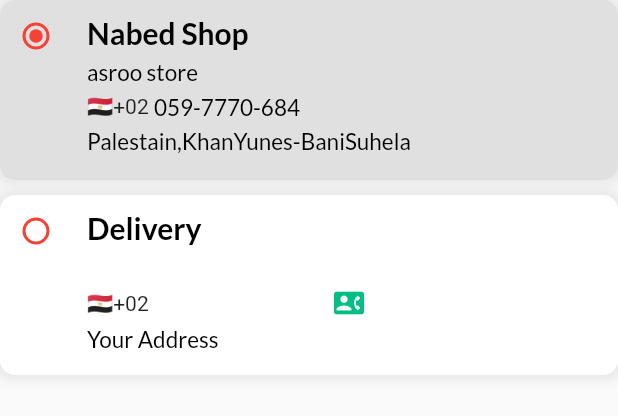
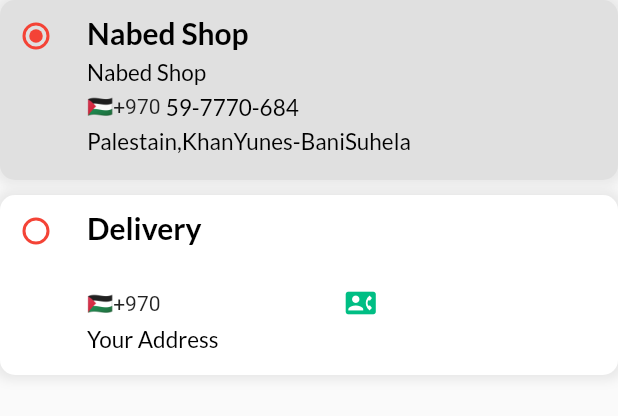
Before and after one commit to SalahSallout/naped_shop, a Flutter app: the DeliveryContinerWidget widget shown alone on an empty page, opened directly, on a phone screen of 412 x 824 dp. Shown: the top 416 px of the screen. Run offline on Flutter 3.47's test engine with Material 2 defaults, Android fonts, the phone set to English and light mode, and no system bars; our stand-ins replace badges, carousel_slider, firebase_auth, firebase_core, geocoding, geolocator and 5 more; missing offline and left inert: pay; accounts and stored records are empty; network calls fail.

Commit message:
This Is The First Version Of The App

```diff
--- a/lib/main.dart
+++ b/lib/main.dart
@@ -7,7 +7,6 @@ import 'package:naped_shop/logic/controllers/theme_controller.dart';
 import 'package:naped_shop/routes/routes.dart';
 import 'package:naped_shop/utils/my_string.dart';
 import 'package:naped_shop/utils/theme.dart';
-
 import 'language/localiztion.dart';
 
 void main() async {
--- a/lib/view/widgets/payment/delivery_continer_widget.dart
+++ b/lib/view/widgets/payment/delivery_continer_widget.dart
@@ -6,7 +6,6 @@ import '../../../logic/controllers/auth_controller.dart';
 import '../../../logic/controllers/payment_controller.dart';
 import '../../../routes/routes.dart';
 import '../text_utils.dart';
-
 
 class DeliveryContinerWidget extends StatefulWidget {
   const DeliveryContinerWidget({Key? key}) : super(key: key);
@@ -29,8 +28,8 @@ class _DeliveryContinerWidgetState extends State<DeliveryContinerWidget> {
       children: [
         buildRadioContiner(
           address: "Palestain,KhanYunes-BaniSuhela",
-          name: "asroo store",
-          phone: "059-7770-684",
+          name: "Nabed Shop",
+          phone: "59-7770-684",
           title: "Nabed Shop",
           value: 1,
           color: changeColors ? Colors.white : Colors.grey.shade300,
@@ -214,7 +213,7 @@ class _DeliveryContinerWidgetState extends State<DeliveryContinerWidget> {
                 ),
                 Row(
                   children: [
-                    const Text('🇪🇬+02 '),
+                    const Text('🇵🇸+970 '),
                     TextUtils(
                       fontsize: 15,
                       fontWeight: FontWeight.normal,
--- a/lib/view/widgets/payment/payment_method_widget.dart
+++ b/lib/view/widgets/payment/payment_method_widget.dart
@@ -1,13 +1,10 @@
 import 'package:flutter/material.dart';
 import 'package:get/get.dart';
-import 'package:get/get_core/src/get_main.dart';
 import 'package:naped_shop/utils/theme.dart';
-
 import '../../../logic/controllers/auth_controller.dart';
 import '../../../logic/controllers/cart_controller.dart';
 import '../../../logic/controllers/payment_controller.dart';
 import '../text_utils.dart';
-
 
 class PayMentMethodWidget extends StatefulWidget {
   const PayMentMethodWidget({Key? key}) : super(key: key);
```
